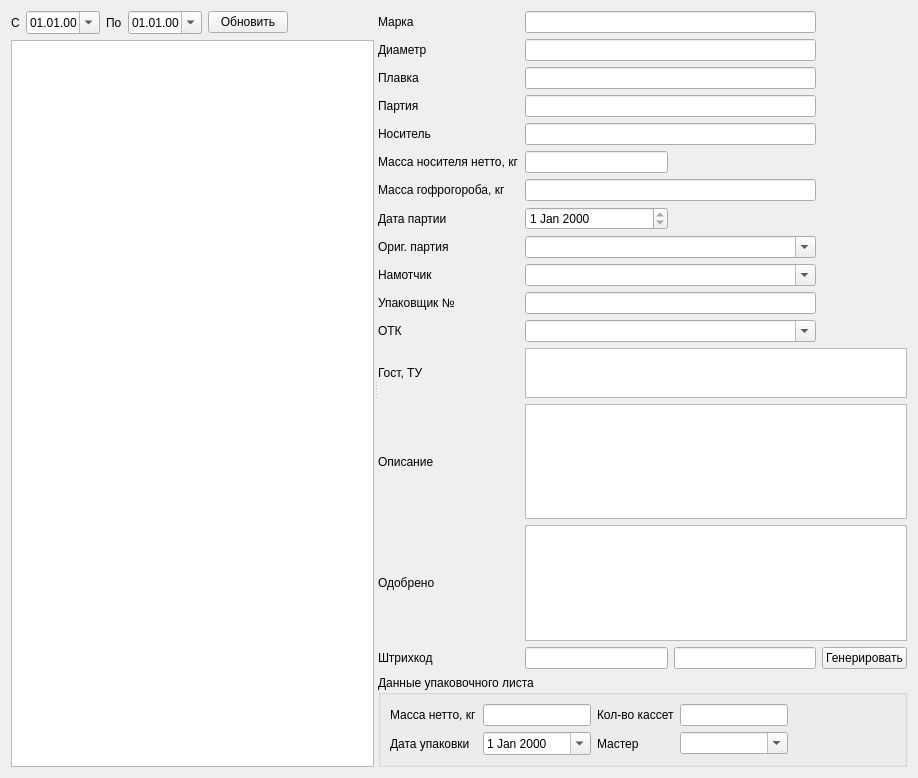
Old version of the form formdatawire.ui in the repository Sergeyego/warehouse.
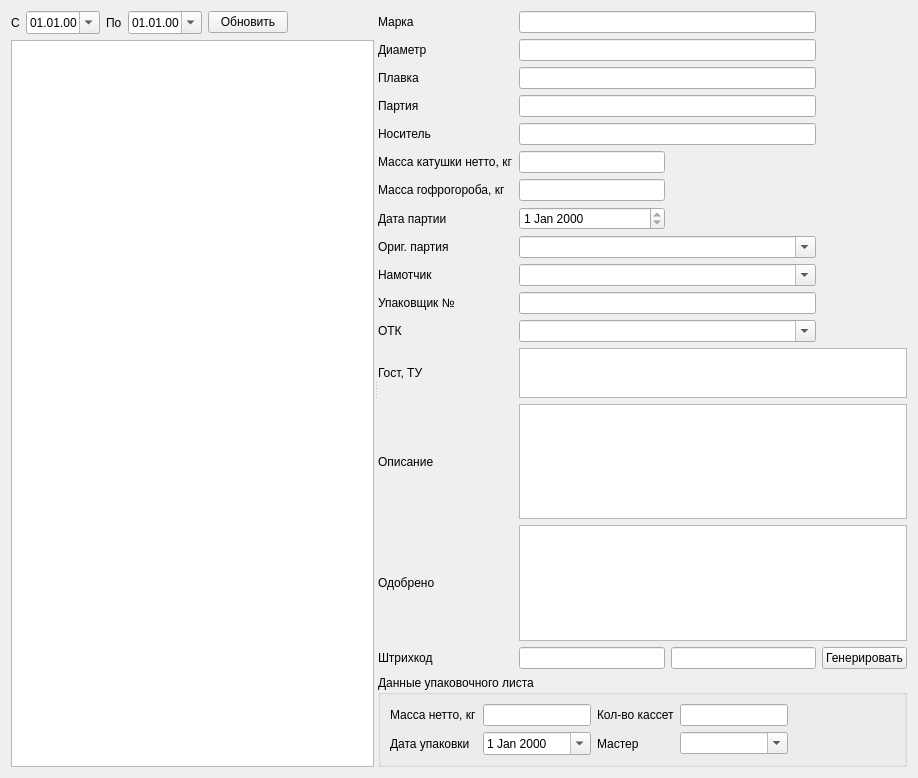
New version of the form. Custom widgets are drawn as their Qt base class.

What changed in the file:
```diff
--- a/formdatawire.ui
+++ b/formdatawire.ui
@@ -94,7 +94,7 @@
        </item>
       </layout>
      </widget>
-     <widget class="QWidget" name="">
+     <widget class="QWidget" name="layoutWidget">
       <layout class="QVBoxLayout" name="verticalLayout_2">
        <item>
         <layout class="QGridLayout" name="gridLayout">
@@ -150,7 +150,7 @@
          <item row="5" column="0">
           <widget class="QLabel" name="label_8">
            <property name="text">
-            <string>Масса носителя нетто, кг</string>
+            <string>Масса катушки нетто, кг</string>
            </property>
           </widget>
          </item>
@@ -285,9 +285,6 @@
            </property>
           </widget>
          </item>
-         <item row="6" column="1" colspan="2">
-          <widget class="QLineEdit" name="lineEdit"/>
-         </item>
          <item row="4" column="1" colspan="2">
           <widget class="QLineEdit" name="lineEditSpool">
            <property name="readOnly">
@@ -323,6 +320,9 @@
            </property>
           </widget>
          </item>
+         <item row="6" column="1">
+          <widget class="DoubleLineEdit" name="lineEditKvoGr"/>
+         </item>
         </layout>
        </item>
        <item>
@@ -401,6 +401,13 @@
    </item>
   </layout>
  </widget>
+ <customwidgets>
+  <customwidget>
+   <class>DoubleLineEdit</class>
+   <extends>QLineEdit</extends>
+   <header>doublelineedit.h</header>
+  </customwidget>
+ </customwidgets>
  <resources/>
  <connections/>
 </ui>
```
Left out of the diff: 4 changed lines with no effect on the pictures.
